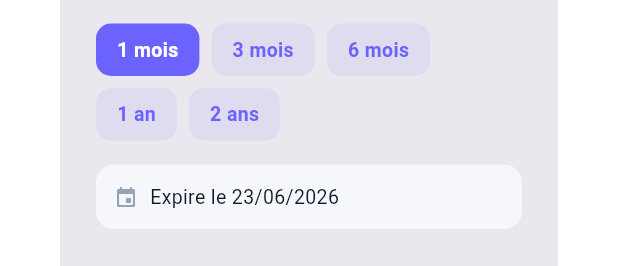
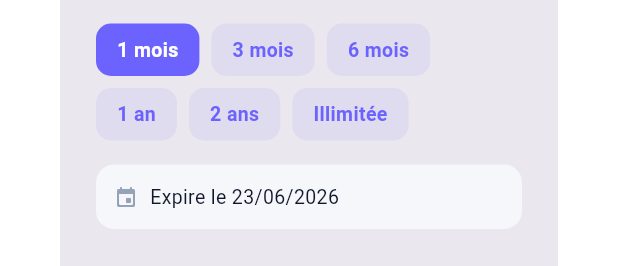
Before and after one commit to GAS-EBEBA/FinDuo, a Flutter app: the _GenerateDialog widget shown alone on an empty page, opened directly, on a phone screen of 412 x 824 dp. Shown: the part 491-757 px from the top of the screen. Run offline on Flutter 3.47's test engine with Material 3 defaults, Android fonts, the phone set to English and light mode, and no system bars; our stand-ins replace cloud_firestore, connectivity_plus, firebase_auth, firebase_core, flutter_riverpod, go_router; accounts and stored records are empty.

Commit message:
feat: ajout de la durée de licence illimitée (∞)
Nouvelle option "Illimitée" dans le panel admin pour générer
un code de licence sans date d'expiration (expiresAt = 2099).
Affichage dédié ∞ dans la liste des licences.

Co-Authored-By: Claude Sonnet 4.6 <noreply@anthropic.com>

```diff
--- a/lib/features/admin/presentation/admin_screen.dart
+++ b/lib/features/admin/presentation/admin_screen.dart
@@ -51,7 +51,8 @@ class _LicenseData {
     );
   }
 
-  bool get isExpired  => expiresAt.isBefore(DateTime.now());
+  bool get isUnlimited => expiresAt.year >= 2090;
+  bool get isExpired   => !isUnlimited && expiresAt.isBefore(DateTime.now());
   bool get isActive   => !isRevoked && !isExpired;
   bool get isUsed     => activatedBy != null;
 }
@@ -221,8 +222,13 @@ class _LicenseTile extends StatelessWidget {
             Row(
               children: [
                 _InfoChip(
-                  icon: Icons.calendar_today_rounded,
-                  text: 'Expire le ${_fmt.format(license.expiresAt)}',
+                  icon: license.expiresAt.year >= 2090
+                      ? Icons.all_inclusive_rounded
+                      : Icons.calendar_today_rounded,
+                  text: license.expiresAt.year >= 2090
+                      ? 'Illimitée'
+                      : 'Expire le ${_fmt.format(license.expiresAt)}',
+                  color: license.expiresAt.year >= 2090 ? _kPrimary : _kGray,
                 ),
                 const SizedBox(width: 10),
                 _InfoChip(
@@ -330,11 +336,12 @@ class _GenerateDialogState extends State<_GenerateDialog> {
   String? _generatedCode;
 
   static const _durations = [
-    (label: '1 mois',  months: 1),
-    (label: '3 mois',  months: 3),
-    (label: '6 mois',  months: 6),
-    (label: '1 an',    months: 12),
-    (label: '2 ans',   months: 24),
+    (label: '1 mois',    months: 1),
+    (label: '3 mois',    months: 3),
+    (label: '6 mois',    months: 6),
+    (label: '1 an',      months: 12),
+    (label: '2 ans',     months: 24),
+    (label: 'Illimitée', months: -1),
   ];
 
   String _generateCode() {
@@ -349,14 +356,16 @@ class _GenerateDialogState extends State<_GenerateDialog> {
     setState(() => _generating = true);
     final code = _generateCode();
     final now  = DateTime.now();
-    final exp  = DateTime(now.year, now.month + _months, now.day);
+    final exp  = _months == -1
+        ? DateTime(2099, 12, 31)
+        : DateTime(now.year, now.month + _months, now.day);
 
     await FirebaseFirestore.instance.collection('licenses').doc(code).set({
-      'expiresAt':   Timestamp.fromDate(exp),
-      'isRevoked':   false,
-      'activatedBy': null,
-      'activatedAt': null,
-      'createdAt':   FieldValue.serverTimestamp(),
+      'expiresAt':      Timestamp.fromDate(exp),
+      'isRevoked':      false,
+      'activatedBy':    null,
+      'activatedAt':    null,
+      'createdAt':      FieldValue.serverTimestamp(),
       'durationMonths': _months,
     });
 
@@ -367,7 +376,10 @@ class _GenerateDialogState extends State<_GenerateDialog> {
   Widget build(BuildContext context) {
     final fmt = DateFormat('dd/MM/yyyy');
     final now = DateTime.now();
-    final exp = DateTime(now.year, now.month + _months, now.day);
+    final isUnlimited = _months == -1;
+    final exp = isUnlimited
+        ? DateTime(2099, 12, 31)
+        : DateTime(now.year, now.month + _months, now.day);
 
     return AlertDialog(
       shape: RoundedRectangleBorder(borderRadius: BorderRadius.circular(24)),
@@ -426,7 +438,9 @@ class _GenerateDialogState extends State<_GenerateDialog> {
                             size: 16, color: _kGray),
                         const SizedBox(width: 8),
                         Text(
-                          'Expire le ${fmt.format(exp)}',
+                          isUnlimited
+                              ? '∞  N\'expire jamais'
+                              : 'Expire le ${fmt.format(exp)}',
                           style: const TextStyle(
                               fontSize: 13, color: _kDark),
                         ),
@@ -488,7 +502,7 @@ class _GenerateDialogState extends State<_GenerateDialog> {
                   ),
                   const SizedBox(height: 8),
                   Text(
-                    'Expire le ${fmt.format(exp)}',
+                    isUnlimited ? '∞  N\'expire jamais' : 'Expire le ${fmt.format(exp)}',
                     style: const TextStyle(fontSize: 12, color: _kGray),
                   ),
                 ],
```
